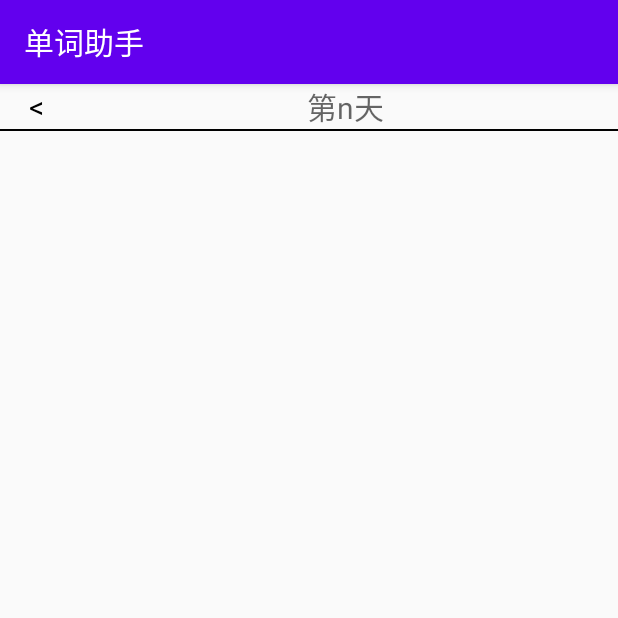
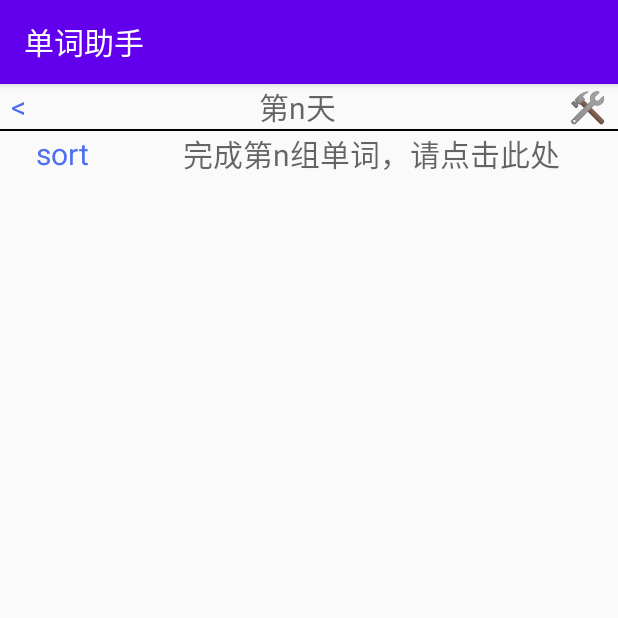
Before and after one commit to TheMostCai/WordAssistant, an Android app: the screen it shows after launch (MainActivity), on a phone screen of 412 x 824 dp, the top half of it. Run offline under Robolectric (Android 15) with nearby library versions, the phone set to English and light mode, and no system bars.

Commit message:
项目创建，activity_main.xml完成中 为activity_main.xml修复不能显示尖括号“<”的bug 为ListView的显示新增item.xml 完善activity_main.xml

```diff
--- a/app/src/main/res/layout/activity_main.xml
+++ b/app/src/main/res/layout/activity_main.xml
@@ -20,17 +20,28 @@
             android:layout_weight="1"
             android:gravity="center"
             android:text="&lt;"
-            android:textColor="#000000"
-            android:textSize="20dp"/>
+            android:textColor="#4E6EF2"
+            android:textSize="20dp" />
 
         <TextView
             android:id="@+id/tv_days"
             android:layout_width="wrap_content"
             android:layout_height="wrap_content"
             android:layout_gravity="center"
-            android:layout_weight="8"
+            android:layout_weight="20"
             android:gravity="center"
             android:hint="第n天"
+            android:textColor="#000000"
+            android:textSize="20dp" />
+
+        <TextView
+            android:id="@+id/tv_setting"
+            android:layout_width="wrap_content"
+            android:layout_height="wrap_content"
+            android:layout_gravity="center"
+            android:layout_weight="1"
+            android:gravity="center"
+            android:text="🛠"
             android:textColor="#000000"
             android:textSize="20dp" />
     </LinearLayout>
@@ -40,4 +51,41 @@
         android:layout_height="1dp"
         android:background="#000000" />
 
+    <LinearLayout
+        android:layout_width="match_parent"
+        android:layout_height="wrap_content"
+        android:orientation="vertical">
+
+        <ListView
+            android:id="@+id/lv_words"
+            android:layout_width="match_parent"
+            android:layout_height="wrap_content"
+            android:layout_weight="1" />
+
+        <LinearLayout
+            android:layout_width="match_parent"
+            android:layout_height="wrap_content"
+            android:orientation="horizontal">
+
+            <TextView
+                android:layout_width="match_parent"
+                android:layout_height="wrap_content"
+                android:layout_gravity="center"
+                android:layout_weight="8"
+                android:gravity="center"
+                android:text="sort"
+                android:textColor="#4E6EF2"
+                android:textSize="20dp" />
+
+            <TextView
+                android:layout_width="match_parent"
+                android:layout_height="wrap_content"
+                android:layout_gravity="center"
+                android:layout_weight="2"
+                android:gravity="center"
+                android:hint="完成第n组单词，请点击此处"
+                android:textColor="#4E6EF2"
+                android:textSize="20dp" />
+        </LinearLayout>
+    </LinearLayout>
 </LinearLayout>
--- /dev/null
+++ b/app/src/main/res/layout/item.xml
@@ -0,0 +1,6 @@
+<?xml version="1.0" encoding="utf-8"?>
+<LinearLayout xmlns:android="http://schemas.android.com/apk/res/android"
+    android:layout_width="match_parent"
+    android:layout_height="match_parent">
+
+</LinearLayout>
```
